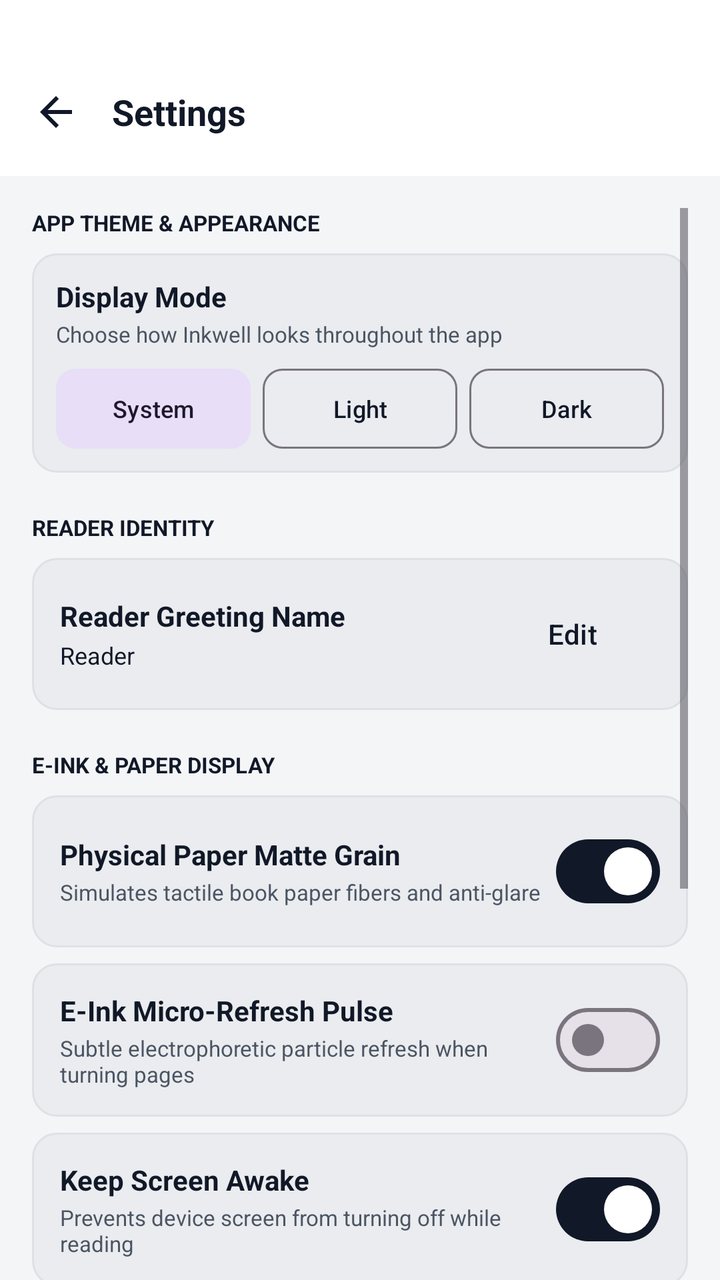
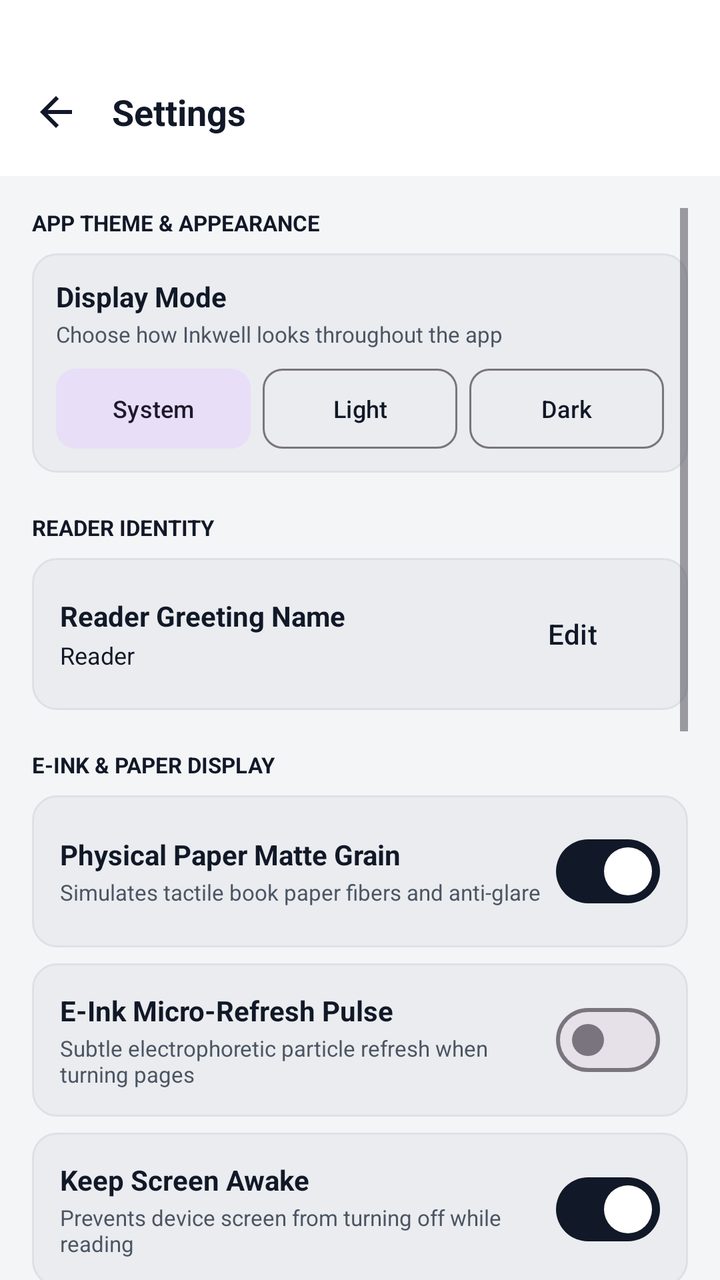

Compare the two renders of this Android layout. The source of the first and the diff that turns it into the second are given below.
<!-- AndroidManifest.xml: application theme Theme.LuminaReader -->
<!-- res/layout/activity_settings.xml -->
<?xml version="1.0" encoding="utf-8"?>
<LinearLayout xmlns:android="http://schemas.android.com/apk/res/android"
    xmlns:app="http://schemas.android.com/apk/res-auto"
    android:layout_width="match_parent"
    android:layout_height="match_parent"
    android:background="@color/app_bg"
    android:orientation="vertical">

    
    <LinearLayout
        android:layout_width="match_parent"
        android:layout_height="wrap_content"
        android:background="@color/app_surface"
        android:gravity="center_vertical"
        android:orientation="horizontal"
        android:paddingHorizontal="8dp"
        android:paddingTop="36dp"
        android:paddingBottom="12dp">

        <ImageButton
            android:id="@+id/btnBack"
            android:layout_width="40dp"
            android:layout_height="40dp"
            android:background="?attr/selectableItemBackgroundBorderless"
            android:contentDescription="Back"
            android:src="@drawable/ic_arrow_back"
            app:tint="@color/text_primary" />

        <TextView
            android:layout_width="0dp"
            android:layout_height="wrap_content"
            android:layout_marginStart="8dp"
            android:layout_weight="1"
            android:text="Settings"
            android:textColor="@color/text_primary"
            android:textSize="18sp"
            android:textStyle="bold" />

    </LinearLayout>

    <ScrollView
        android:layout_width="match_parent"
        android:layout_height="match_parent"
        android:clipToPadding="false"
        android:padding="16dp">

        <LinearLayout
            android:layout_width="match_parent"
            android:layout_height="wrap_content"
            android:orientation="vertical">

            
            <TextView
                android:layout_width="wrap_content"
                android:layout_height="wrap_content"
                android:text="APP THEME &amp; APPEARANCE"
                android:textColor="@color/brand_primary"
                android:textSize="11sp"
                android:textStyle="bold" />

            <LinearLayout
                android:layout_width="match_parent"
                android:layout_height="wrap_content"
                android:layout_marginTop="8dp"
                android:background="@drawable/bg_setting_card"
                android:orientation="vertical"
                android:padding="12dp">

                <TextView
                    android:layout_width="wrap_content"
                    android:layout_height="wrap_content"
                    android:text="Display Mode"
                    android:textColor="@color/text_primary"
                    android:textSize="14sp"
                    android:textStyle="bold" />

                <TextView
                    android:layout_width="wrap_content"
                    android:layout_height="wrap_content"
                    android:layout_marginTop="2dp"
                    android:text="Choose how Inkwell looks throughout the app"
                    android:textColor="@color/text_secondary"
                    android:textSize="11sp" />

                <LinearLayout
                    android:layout_width="match_parent"
                    android:layout_height="wrap_content"
                    android:layout_marginTop="10dp"
                    android:orientation="horizontal">

                    <com.google.android.material.button.MaterialButton
                        android:id="@+id/btnThemeSystem"
                        style="@style/Widget.Material3.Button.TonalButton"
                        android:layout_width="0dp"
                        android:layout_height="40dp"
                        android:layout_marginEnd="4dp"
                        android:layout_weight="1"
                        android:insetTop="0dp"
                        android:insetBottom="0dp"
                        android:text="System"
                        android:textSize="12sp"
                        app:cornerRadius="10dp" />

                    <com.google.android.material.button.MaterialButton
                        android:id="@+id/btnThemeLight"
                        style="@style/Widget.Material3.Button.OutlinedButton"
                        android:layout_width="0dp"
                        android:layout_height="40dp"
                        android:layout_marginHorizontal="2dp"
                        android:layout_weight="1"
                        android:insetTop="0dp"
                        android:insetBottom="0dp"
                        android:text="Light"
                        android:textSize="12sp"
                        app:cornerRadius="10dp" />

                    <com.google.android.material.button.MaterialButton
                        android:id="@+id/btnThemeDark"
                        style="@style/Widget.Material3.Button.OutlinedButton"
                        android:layout_width="0dp"
                        android:layout_height="40dp"
                        android:layout_marginStart="4dp"
                        android:layout_weight="1"
                        android:insetTop="0dp"
                        android:insetBottom="0dp"
                        android:text="Dark"
                        android:textSize="12sp"
                        app:cornerRadius="10dp" />
                </LinearLayout>
            </LinearLayout>

            
            <TextView
                android:layout_width="wrap_content"
                android:layout_height="wrap_content"
                android:layout_marginTop="20dp"
                android:text="READER IDENTITY"
                android:textColor="@color/brand_primary"
                android:textSize="11sp"
                android:textStyle="bold" />

            <LinearLayout
                android:layout_width="match_parent"
                android:layout_height="wrap_content"
                android:layout_marginTop="8dp"
                android:background="@drawable/bg_setting_card"
                android:gravity="center_vertical"
                android:orientation="horizontal"
                android:padding="14dp">

                <LinearLayout
                    android:layout_width="0dp"
                    android:layout_height="wrap_content"
                    android:layout_weight="1"
                    android:orientation="vertical">

                    <TextView
                        android:layout_width="wrap_content"
                        android:layout_height="wrap_content"
                        android:text="Reader Greeting Name"
                        android:textColor="@color/text_primary"
                        android:textSize="14sp"
                        android:textStyle="bold" />

                    <TextView
                        android:id="@+id/tvCurrentReaderName"
                        android:layout_width="wrap_content"
                        android:layout_height="wrap_content"
                        android:layout_marginTop="2dp"
                        android:text="Reader"
                        android:textColor="@color/brand_primary"
                        android:textSize="12sp" />
                </LinearLayout>

                <com.google.android.material.button.MaterialButton
                    android:id="@+id/btnEditReaderName"
                    style="@style/Widget.Material3.Button.TextButton"
                    android:layout_width="wrap_content"
                    android:layout_height="wrap_content"
                    android:text="Edit"
                    android:textColor="@color/brand_primary" />
            </LinearLayout>

            
            <TextView
                android:layout_width="wrap_content"
                android:layout_height="wrap_content"
                android:layout_marginTop="20dp"
                android:text="E-INK &amp; PAPER DISPLAY"
                android:textColor="@color/brand_primary"
                android:textSize="11sp"
                android:textStyle="bold" />

            
            <LinearLayout
                android:layout_width="match_parent"
                android:layout_height="wrap_content"
                android:layout_marginTop="8dp"
                android:background="@drawable/bg_setting_card"
                android:gravity="center_vertical"
                android:orientation="horizontal"
                android:padding="14dp">

                <LinearLayout
                    android:layout_width="0dp"
                    android:layout_height="wrap_content"
                    android:layout_weight="1"
                    android:orientation="vertical">

                    <TextView
                        android:layout_width="wrap_content"
                        android:layout_height="wrap_content"
                        android:text="Physical Paper Matte Grain"
                        android:textColor="@color/text_primary"
                        android:textSize="14sp"
                        android:textStyle="bold" />

                    <TextView
                        android:layout_width="wrap_content"
                        android:layout_height="wrap_content"
                        android:layout_marginTop="2dp"
                        android:text="Simulates tactile book paper fibers and anti-glare"
                        android:textColor="@color/text_secondary"
                        android:textSize="11sp" />
                </LinearLayout>

                <com.google.android.material.materialswitch.MaterialSwitch
                    android:id="@+id/switchSettingsPaperMatte"
                    android:layout_width="wrap_content"
                    android:layout_height="wrap_content"
                    android:checked="true" />
            </LinearLayout>

            
            <LinearLayout
                android:layout_width="match_parent"
                android:layout_height="wrap_content"
                android:layout_marginTop="8dp"
                android:background="@drawable/bg_setting_card"
                android:gravity="center_vertical"
                android:orientation="horizontal"
                android:padding="14dp">

                <LinearLayout
                    android:layout_width="0dp"
                    android:layout_height="wrap_content"
                    android:layout_weight="1"
                    android:orientation="vertical">

                    <TextView
                        android:layout_width="wrap_content"
                        android:layout_height="wrap_content"
                        android:text="E-Ink Micro-Refresh Pulse"
                        android:textColor="@color/text_primary"
                        android:textSize="14sp"
                        android:textStyle="bold" />

                    <TextView
                        android:layout_width="wrap_content"
                        android:layout_height="wrap_content"
                        android:layout_marginTop="2dp"
                        android:text="Subtle electrophoretic particle refresh when turning pages"
                        android:textColor="@color/text_secondary"
                        android:textSize="11sp" />
                </LinearLayout>

                <com.google.android.material.materialswitch.MaterialSwitch
                    android:id="@+id/switchSettingsEinkFlash"
                    android:layout_width="wrap_content"
                    android:layout_height="wrap_content" />
            </LinearLayout>

            
            <LinearLayout
                android:layout_width="match_parent"
                android:layout_height="wrap_content"
                android:layout_marginTop="8dp"
                android:background="@drawable/bg_setting_card"
                android:gravity="center_vertical"
                android:orientation="horizontal"
                android:padding="14dp">

                <LinearLayout
                    android:layout_width="0dp"
                    android:layout_height="wrap_content"
                    android:layout_weight="1"
                    android:orientation="vertical">

                    <TextView
                        android:layout_width="wrap_content"
                        android:layout_height="wrap_content"
                        android:text="Keep Screen Awake"
                        android:textColor="@color/text_primary"
                        android:textSize="14sp"
                        android:textStyle="bold" />

                    <TextView
                        android:layout_width="wrap_content"
                        android:layout_height="wrap_content"
                        android:layout_marginTop="2dp"
                        android:text="Prevents device screen from turning off while reading"
                        android:textColor="@color/text_secondary"
                        android:textSize="11sp" />
                </LinearLayout>

                <com.google.android.material.materialswitch.MaterialSwitch
                    android:id="@+id/switchSettingsKeepAwake"
                    android:layout_width="wrap_content"
                    android:layout_height="wrap_content"
                    android:checked="true" />
            </LinearLayout>

            
            <TextView
                android:layout_width="wrap_content"
                android:layout_height="wrap_content"
                android:layout_marginTop="20dp"
                android:text="STORAGE &amp; MAINTENANCE"
                android:textColor="@color/brand_primary"
                android:textSize="11sp"
                android:textStyle="bold" />

            <LinearLayout
                android:layout_width="match_parent"
                android:layout_height="wrap_content"
                android:layout_marginTop="8dp"
                android:background="@drawable/bg_setting_card"
                android:gravity="center_vertical"
                android:orientation="horizontal"
                android:padding="14dp">

                <LinearLayout
                    android:layout_width="0dp"
                    android:layout_height="wrap_content"
                    android:layout_weight="1"
                    android:orientation="vertical">

                    <TextView
                        android:layout_width="wrap_content"
                        android:layout_height="wrap_content"
                        android:text="Clear Unpacked EPUB Cache"
                        android:textColor="@color/text_primary"
                        android:textSize="14sp"
                        android:textStyle="bold" />

                    <TextView
                        android:id="@+id/tvCacheSize"
                        android:layout_width="wrap_content"
                        android:layout_height="wrap_content"
                        android:layout_marginTop="2dp"
                        android:text="Frees storage without deleting your saved books"
                        android:textColor="@color/text_secondary"
                        android:textSize="11sp" />
                </LinearLayout>

                <com.google.android.material.button.MaterialButton
                    android:id="@+id/btnClearCache"
                    style="@style/Widget.Material3.Button.OutlinedButton"
                    android:layout_width="wrap_content"
                    android:layout_height="wrap_content"
                    android:text="Clear"
                    android:textColor="@color/brand_primary"
                    app:strokeColor="@color/brand_primary" />
            </LinearLayout>

            
            <TextView
                android:layout_width="wrap_content"
                android:layout_height="wrap_content"
                android:layout_marginTop="20dp"
                android:text="ABOUT INKWELL"
                android:textColor="@color/brand_primary"
                android:textSize="11sp"
                android:textStyle="bold" />

            <LinearLayout
                android:layout_width="match_parent"
                android:layout_height="wrap_content"
                android:layout_marginTop="8dp"
                android:layout_marginBottom="40dp"
                android:background="@drawable/bg_setting_card"
                android:orientation="vertical"
                android:padding="14dp">

                <TextView
                    android:layout_width="wrap_content"
                    android:layout_height="wrap_content"
                    android:text="Inkwell E-Reader v2.2"
                    android:textColor="@color/text_primary"
                    android:textSize="14sp"
                    android:textStyle="bold" />

                <TextView
                    android:layout_width="wrap_content"
                    android:layout_height="wrap_content"
                    android:layout_marginTop="4dp"
                    android:lineSpacingMultiplier="1.3"
                    android:text="Kindle Paperwhite Sanctuary • Google Expressive Material Design • 100% Offline"
                    android:textColor="@color/text_secondary"
                    android:textSize="12sp" />
            </LinearLayout>

        </LinearLayout>
    </ScrollView>

</LinearLayout>
<!-- resources referenced by this layout -->
<resources>
  <color name="app_bg">#F4F5F7</color>
  <color name="app_surface">#FFFFFF</color>
  <color name="brand_primary">#111827</color>
  <color name="text_primary">#111827</color>
  <color name="text_secondary">#4B5563</color>
  <!-- drawable bg_setting_card (drawable) -->
  <shape xmlns:android="http://schemas.android.com/apk/res/android"
      android:shape="rectangle">
      <corners android:radius="12dp" />
      <solid android:color="@color/app_surface_variant" />
      <stroke
          android:width="1dp"
          android:color="@color/app_border" />
  </shape>
  <!-- drawable ic_arrow_back (drawable) -->
  <vector xmlns:android="http://schemas.android.com/apk/res/android"
      android:width="24dp"
      android:height="24dp"
      android:viewportWidth="24"
      android:viewportHeight="24">
      <path
          android:fillColor="#FFFFFFFF"
          android:pathData="M20,11H7.83l5.59,-5.59L12,4l-8,8 8,8 1.41,-1.41L7.83,13H20v-2z"/>
  </vector>
  <style name="Theme.LuminaReader" parent="Theme.Material3.DayNight.NoActionBar">
          <item name="colorPrimary">@color/brand_primary</item>
          <item name="colorOnPrimary">@color/brand_on_primary</item>
          <item name="colorSecondary">@color/brand_accent</item>
          <item name="android:statusBarColor">@color/app_bg</item>
          <item name="android:navigationBarColor">@color/app_bg</item>
          <item name="android:windowBackground">@color/app_bg</item>
          <item name="android:windowLightStatusBar" tools:targetApi="m">true</item>
      </style>
  <color name="app_surface_variant">#EAECEF</color>
  <color name="app_border">#DDE1E6</color>
  <color name="brand_on_primary">#FFFFFF</color>
  <color name="brand_accent">#374151</color>
</resources>

<!-- the commit's change to res/layout/activity_settings.xml (unified diff, before → after) -->
@@ -368,6 +368,85 @@
                 android:layout_width="wrap_content"
                 android:layout_height="wrap_content"
                 android:layout_marginTop="20dp"
+                android:text="SUPPORTED BOOK FORMATS"
+                android:textColor="@color/brand_primary"
+                android:textSize="11sp"
+                android:textStyle="bold" />
+
+            <LinearLayout
+                android:layout_width="match_parent"
+                android:layout_height="wrap_content"
+                android:layout_marginTop="8dp"
+                android:background="@drawable/bg_setting_card"
+                android:orientation="vertical"
+                android:padding="14dp">
+
+                <TextView
+                    android:layout_width="wrap_content"
+                    android:layout_height="wrap_content"
+                    android:text="EPUB (.epub)"
+                    android:textColor="@color/text_primary"
+                    android:textSize="13sp"
+                    android:textStyle="bold" />
+
+                <TextView
+                    android:layout_width="wrap_content"
+                    android:layout_height="wrap_content"
+                    android:layout_marginTop="2dp"
+                    android:text="Electronic Publications with chapters, images &amp; typography controls"
+                    android:textColor="@color/text_secondary"
+                    android:textSize="11sp" />
+
+                <View
+                    android:layout_width="match_parent"
+                    android:layout_height="1dp"
+                    android:layout_marginVertical="10dp"
+                    android:background="@color/app_border" />
+
+                <TextView
+                    android:layout_width="wrap_content"
+                    android:layout_height="wrap_content"
+                    android:text="PDF (.pdf)"
+                    android:textColor="@color/text_primary"
+                    android:textSize="13sp"
+                    android:textStyle="bold" />
+
+                <TextView
+                    android:layout_width="wrap_content"
+                    android:layout_height="wrap_content"
+                    android:layout_marginTop="2dp"
+                    android:text="Documents &amp; books with Fit Width, Full Screen, pinch zoom &amp; dark mode"
+                    android:textColor="@color/text_secondary"
+                    android:textSize="11sp" />
+
+                <View
+                    android:layout_width="match_parent"
+                    android:layout_height="1dp"
+                    android:layout_marginVertical="10dp"
+                    android:background="@color/app_border" />
+
+                <TextView
+                    android:layout_width="wrap_content"
+                    android:layout_height="wrap_content"
+                    android:text="Plain Text &amp; Markdown (.txt, .md)"
+                    android:textColor="@color/text_primary"
+                    android:textSize="13sp"
+                    android:textStyle="bold" />
+
+                <TextView
+                    android:layout_width="wrap_content"
+                    android:layout_height="wrap_content"
+                    android:layout_marginTop="2dp"
+                    android:text="Fast, distraction-free reading for text files and markdown documents"
+                    android:textColor="@color/text_secondary"
+                    android:textSize="11sp" />
+            </LinearLayout>
+
+            
+            <TextView
+                android:layout_width="wrap_content"
+                android:layout_height="wrap_content"
+                android:layout_marginTop="20dp"
                 android:text="ABOUT INKWELL"
                 android:textColor="@color/brand_primary"
                 android:textSize="11sp"
